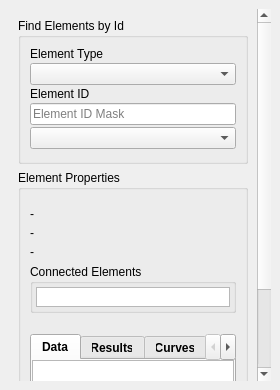
Old version of the form ui/queries/qgisred_element_explorer_dock.ui in the repository qgisred/QGISRed.
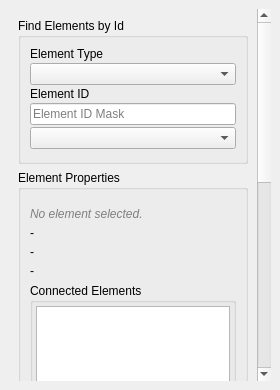
New version of the form. Custom widgets are drawn as their Qt base class.

Commit message: [Element Explorer] Improve UX

Patch:
```diff
--- a/ui/queries/qgisred_element_explorer_dock.ui
+++ b/ui/queries/qgisred_element_explorer_dock.ui
@@ -174,6 +174,19 @@
                </property>
               </widget>
              </item>
+             <item>
+              <widget class="QLabel" name="labelNoElementSelected">
+               <property name="styleSheet">
+                <string notr="true">color: gray; font-style: italic;</string>
+               </property>
+               <property name="text">
+                <string>No element selected.</string>
+               </property>
+               <property name="wordWrap">
+                <bool>true</bool>
+               </property>
+              </widget>
+             </item>
              <item>
               <widget class="QLabel" name="labelFoundElement">
                <property name="text">
```
The commit also changes 9 other files.
